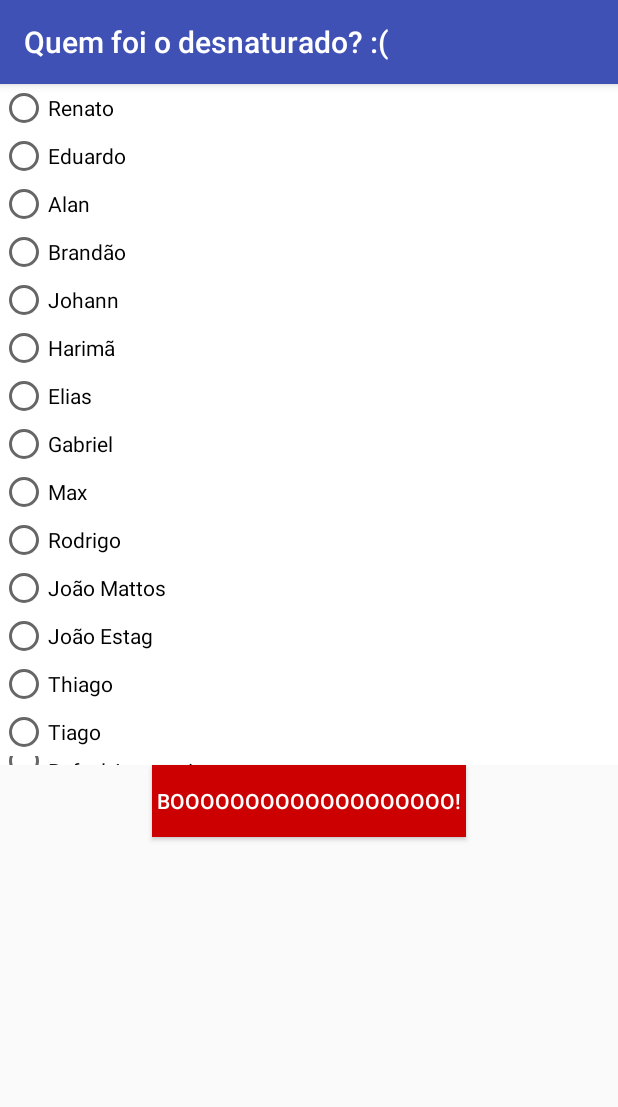
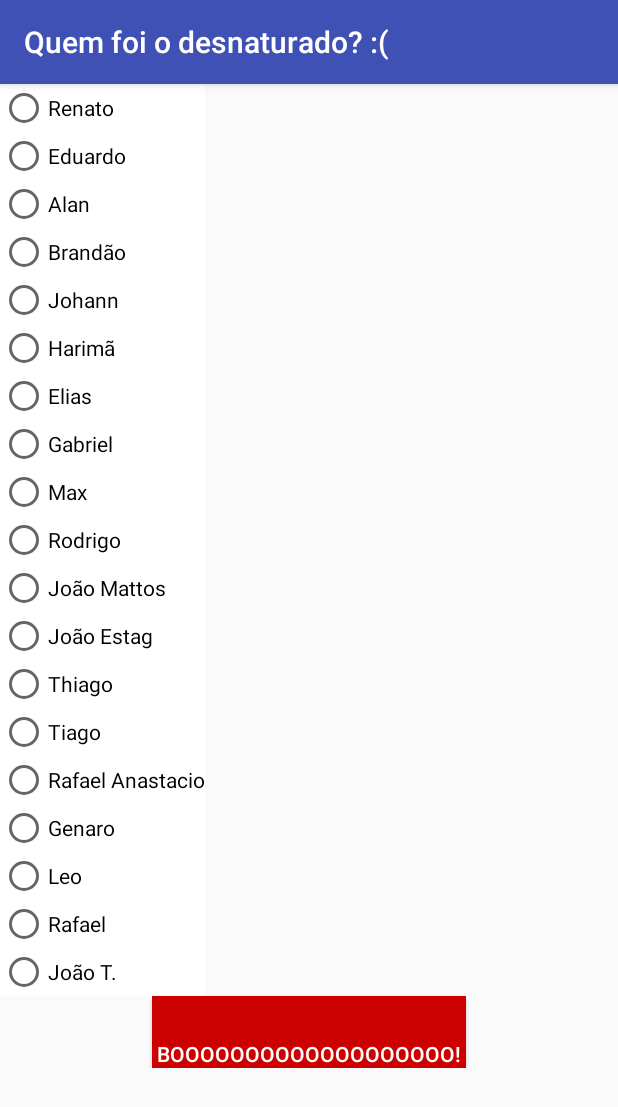
Before and after one commit to HarimaGoncalves/PiadaInternaMobile, an Android app: the screen it shows after launch (ListarPiadistasActivity), after a tap on "CONTARAM UMA PIADA RUIM :(", on a phone screen of 412 x 824 dp. Shown: the top 1107 px of the screen. Run offline under Robolectric (Android 15) with nearby library versions, the phone set to English and light mode, and no system bars.

Commit message:
Implementando lista rolavel na tela de piadistas

```diff
--- a/PiadaRuim/app/src/main/java/br/com/matrixcorp/piadaruim/ListarPiadistasActivity.java
+++ b/PiadaRuim/app/src/main/java/br/com/matrixcorp/piadaruim/ListarPiadistasActivity.java
@@ -26,13 +26,15 @@ public class ListarPiadistasActivity extends AppCompatActivity {
             findViewById(R.id.avaliarPiada).setBackgroundColor(ContextCompat.getColor(this, R.color.blue));
             ((Button)findViewById(R.id.avaliarPiada)).setText(getResources().getString(R.string.aplaudir));
             setTitle(getResources().getString(R.string.piadaBoa));
-        }else {
+        }
+        else
+        {
             findViewById(R.id.avaliarPiada).setBackgroundColor(ContextCompat.getColor(this, R.color.red));
             ((Button)findViewById(R.id.avaliarPiada)).setText(getResources().getString(R.string.vaiar));
             setTitle(getResources().getString(R.string.piadaRuim));
         }
         ((Button)findViewById(R.id.avaliarPiada)).setTextColor(ContextCompat.getColor(this, R.color.white));
-        ((Button)findViewById(R.id.avaliarPiada)).setPadding(5, 0, 5, 0);
+        (findViewById(R.id.avaliarPiada)).setPadding(5, 0, 5, 0);
 
         lista = (RadioGroup)findViewById(R.id.listaDepiadistas);
         listaDePiadistas = getResources().getStringArray(R.array.piadistas);
--- a/PiadaRuim/app/src/main/res/layout-v23/activity_listar_piadistas.xml
+++ /dev/null
@@ -1,24 +0,0 @@
-<?xml version="1.0" encoding="utf-8"?>
-<LinearLayout xmlns:android="http://schemas.android.com/apk/res/android"
-    android:orientation="vertical"
-    android:layout_width="match_parent"
-    android:layout_height="match_parent">
-
-    <RadioGroup
-        android:layout_width="fill_parent"
-        android:layout_height="454dp"
-        style="@style/AppTheme"
-        android:id="@+id/listaDepiadistas"
-        android:background="#ffffff"
-        android:orientation="vertical"
-        android:scrollIndicators="right"
-        android:showDividers="middle">
-    </RadioGroup>
-
-    <Button
-        android:layout_width="wrap_content"
-        android:layout_height="wrap_content"
-        android:text="New Button"
-        android:id="@+id/avaliarPiada"
-        android:layout_gravity="center_horizontal" />
-</LinearLayout>
--- a/PiadaRuim/app/src/main/res/layout/activity_listar_piadistas.xml
+++ b/PiadaRuim/app/src/main/res/layout/activity_listar_piadistas.xml
@@ -1,15 +1,12 @@
 <?xml version="1.0" encoding="utf-8"?>
-<LinearLayout xmlns:android="http://schemas.android.com/apk/res/android"
-    android:orientation="vertical"
+<ScrollView xmlns:android="http://schemas.android.com/apk/res/android"
+    xmlns:tools="http://schemas.android.com/tools"
     android:layout_width="fill_parent"
-    android:layout_height="fill_parent">
-
-    <ScrollView
-        android:layout_width="fill_parent"
-        android:layout_height="0dp"
+    android:layout_height="wrap_content"
     android:id="@+id/scrollView"
-        android:fillViewport="false"
-        android:layout_weight="1">
+    android:scrollIndicators="right"
+    android:textAlignment="center"
+    tools:context="br.com.matrixcorp.piadaruim.ListarPiadistasActivity">
 
     <LinearLayout
         android:orientation="vertical"
@@ -23,17 +20,21 @@
                 android:id="@+id/listaDepiadistas"
                 android:background="#ffffff"
                 android:orientation="vertical"
-                android:showDividers="middle">
+                android:layout_gravity="bottom"
+                android:showDividers="middle"
+                android:gravity="top">
 
             </RadioGroup>
-        </LinearLayout>
-    </ScrollView>
 
         <Button
             android:layout_width="wrap_content"
             android:layout_height="wrap_content"
             android:text="New Button"
             android:id="@+id/avaliarPiada"
-        android:layout_gravity="center_horizontal" />
+            android:layout_gravity="center_horizontal"
+            android:gravity="center|bottom" />
 
     </LinearLayout>
+
+
+</ScrollView>
```
Also changed, not shown: 1 other file. Lines whose indentation alone changed are shown as unchanged.
